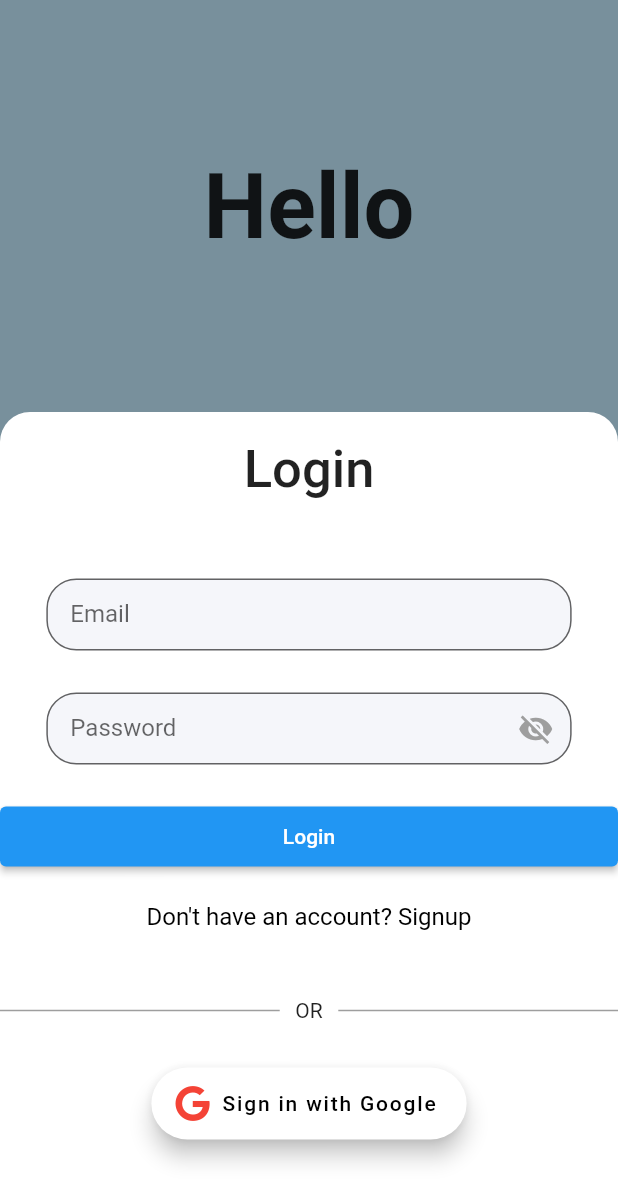
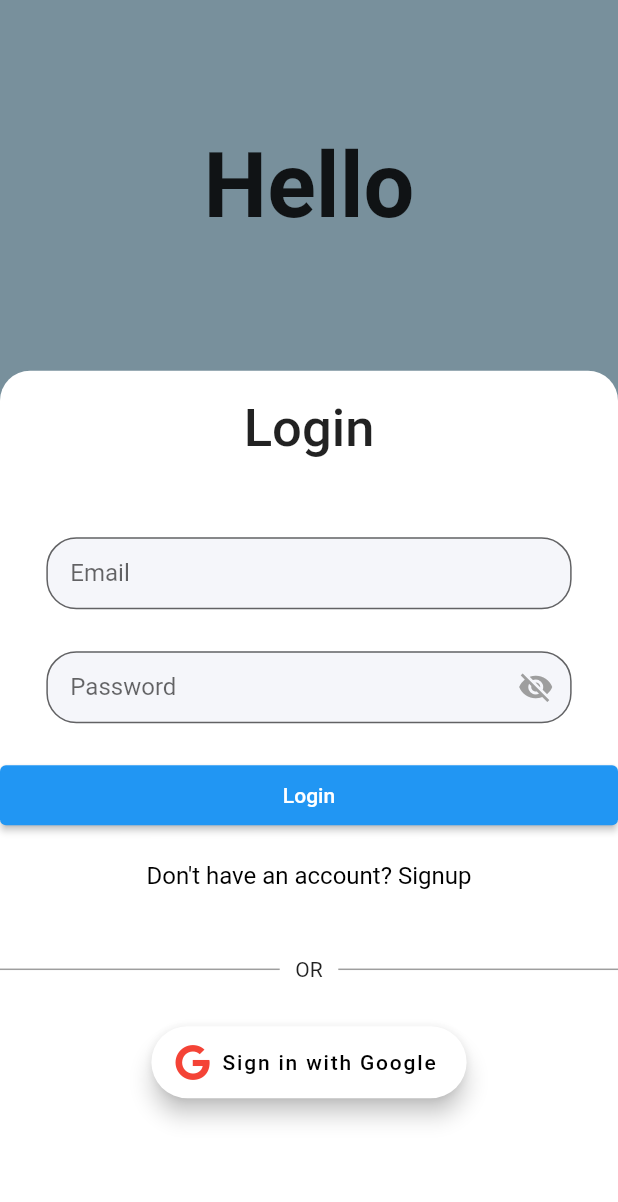
Before and after one commit to areeshak/freelancing-app-fyp, a Flutter app: the screen it shows after launch, on a phone screen of 412 x 824 dp. Shown: the top 1202 px of the screen. Run offline on Flutter 3.47's test engine with Material 2 defaults, Android fonts, the light colour scheme and no system bars; our stand-ins replace firebase_auth, firebase_core, font_awesome_flutter, google_sign_in; accounts and stored records are empty.

Commit message:
Fix pixel overflow

```diff
--- a/lib/views/login.dart
+++ b/lib/views/login.dart
@@ -6,7 +6,6 @@ import 'package:freelancing_fyp/widgets/custom_button.dart';
 import 'package:freelancing_fyp/widgets/custom_textfield.dart';
 import 'package:font_awesome_flutter/font_awesome_flutter.dart';
 import 'package:provider/provider.dart';
-
 
 class LoginScreen extends StatefulWidget {
   const LoginScreen({Key? key}) : super(key: key);
@@ -37,11 +36,12 @@ class _LoginScreenState extends State<LoginScreen> {
   Widget build(BuildContext context) {
     return Scaffold(
       backgroundColor: Colors.blueGrey.shade400,
-      body: Column(
+      body: SingleChildScrollView(
+        child: Column(
           children: [
-          const Expanded(
-            flex: 1,
-            child: Center(
+            Container(
+              height: MediaQuery.of(context).size.height * 0.3,
+              child: const Center(
                 child: Text(
                   'Hello',
                   style: TextStyle(
@@ -51,9 +51,9 @@ class _LoginScreenState extends State<LoginScreen> {
                 ),
               ),
             ),
-          Expanded(
-            flex: 2,
-            child: Container(
+            Container(
+              height: MediaQuery.of(context).size.height * 0.7,
+              // color: Colors.blueGrey.shade400,
               decoration: const BoxDecoration(
                 color: Colors.white,
                 borderRadius: BorderRadius.only(
@@ -148,8 +148,8 @@ class _LoginScreenState extends State<LoginScreen> {
                 ],
               ),
             ),
+          ],
         ),
-        ],
       ),
     );
   }
```
Lines whose indentation alone changed are shown as unchanged.
